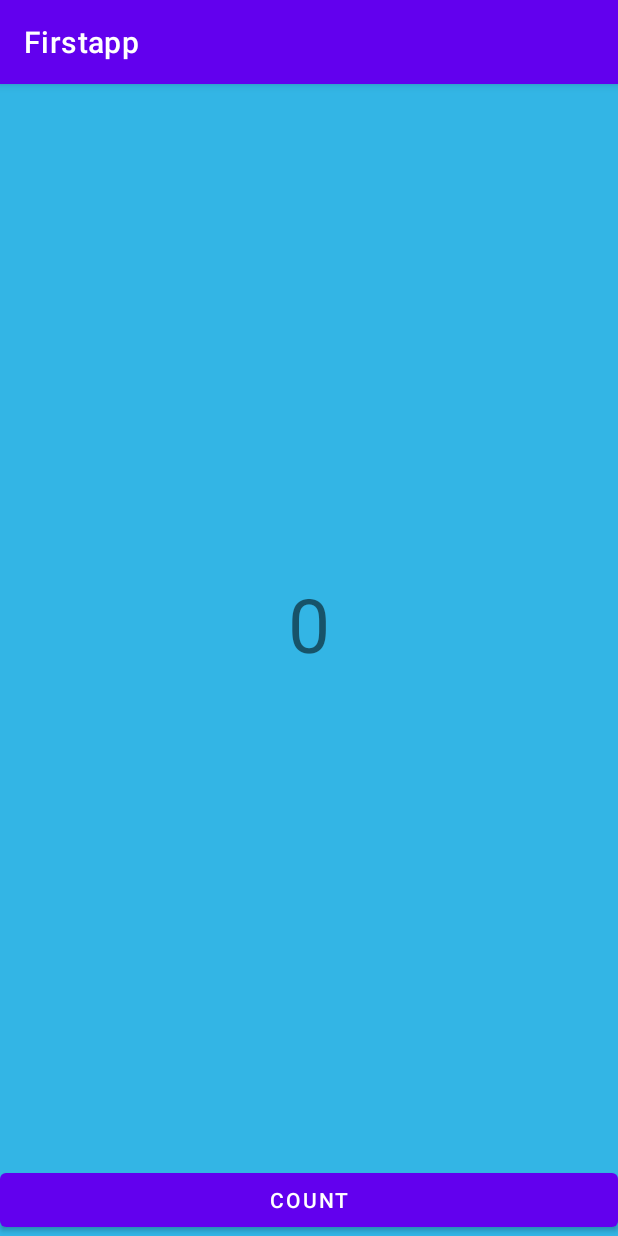
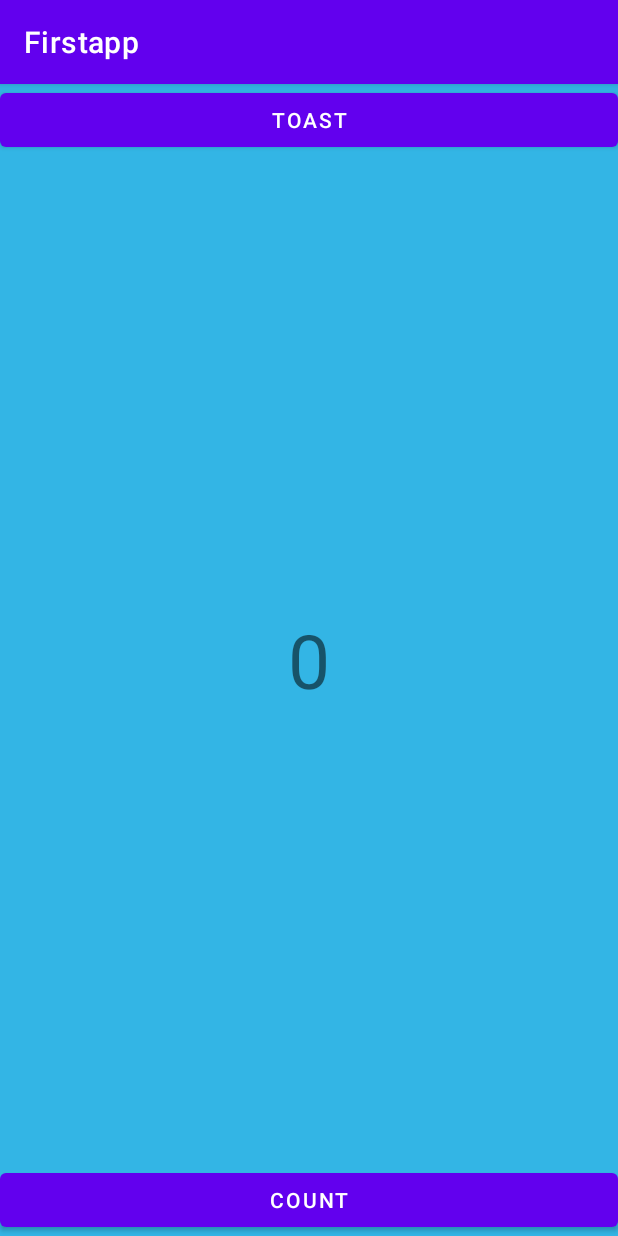
Before and after one commit to abdultanveer/Firstapp, an Android app: the screen it shows after launch (CounterActivity), on a phone screen of 412 x 824 dp. Run offline under Robolectric (Android 15) with nearby library versions, the phone set to English and light mode, and no system bars.

Commit message:
counter with toast

```diff
--- a/app/src/main/java/com/abdul/firstapp/CounterActivity.kt
+++ b/app/src/main/java/com/abdul/firstapp/CounterActivity.kt
@@ -4,6 +4,7 @@ import androidx.appcompat.app.AppCompatActivity
 import android.os.Bundle
 import android.view.View
 import android.widget.TextView
+import android.widget.Toast
 
 class CounterActivity : AppCompatActivity() {
     lateinit var tvCounter: TextView
@@ -19,4 +20,8 @@ class CounterActivity : AppCompatActivity() {
         var currentValue = Integer.parseInt(tvCounter.text.toString())
         tvCounter.setText(""+counter++)
     }
+
+    fun showToast(view: View) {
+        Toast.makeText(this,""+counter++,Toast.LENGTH_SHORT).show()
+    }
 }
--- a/app/src/main/res/layout/activity_counter.xml
+++ b/app/src/main/res/layout/activity_counter.xml
@@ -8,7 +8,12 @@
     android:orientation="vertical"
     android:background="@android:color/holo_blue_light"
     tools:context=".CounterActivity">
-
+    <Button
+        android:id="@+id/btnToast"
+        android:layout_width="match_parent"
+        android:layout_height="wrap_content"
+        android:onClick="showToast"
+        android:text="Toast" />
     <TextView
         android:id="@+id/tvCounter"
         android:layout_width="match_parent"
@@ -25,4 +30,6 @@
         android:layout_width="match_parent"
         android:layout_height="wrap_content"
         android:text="count" />
+
+
 </LinearLayout>
```
